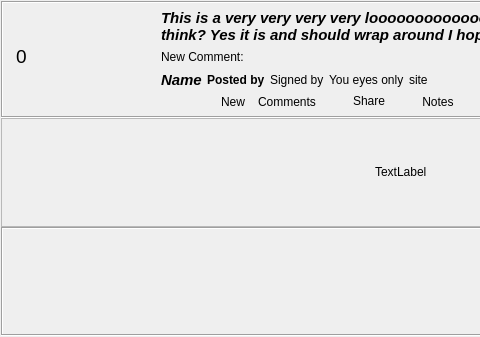
RetroShare/RetroShare, file retroshare-gui/src/gui/Posted/PostedItem.ui: the form before one commit; both pictures show x 0 to 480 and y 0 to 337 of the 825 by 337 pixel window.
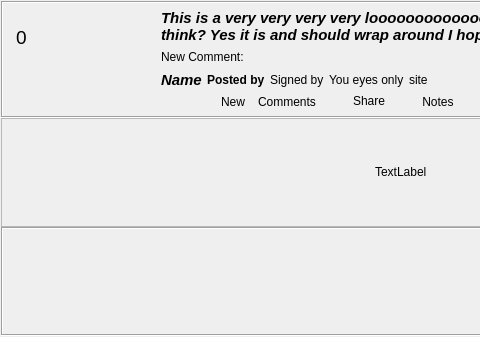
The form after the commit. Icons and pictures are not drawn. Custom widgets are drawn as their Qt base class.

Commit message: fixed Boards item in feeds to display a constant-aspect-ratio picture using ZoomableLabel

```diff
--- a/retroshare-gui/src/gui/Posted/PostedItem.ui
+++ b/retroshare-gui/src/gui/Posted/PostedItem.ui
@@ -176,6 +176,12 @@
            <property name="sizeType">
             <enum>QSizePolicy::Expanding</enum>
            </property>
+           <property name="sizeHint" stdset="0">
+            <size>
+             <width>0</width>
+             <height>0</height>
+            </size>
+           </property>
           </spacer>
          </item>
         </layout>
```
Left out of the diff: 8 changed lines with no effect on the pictures. The commit also changes 2 other files.
